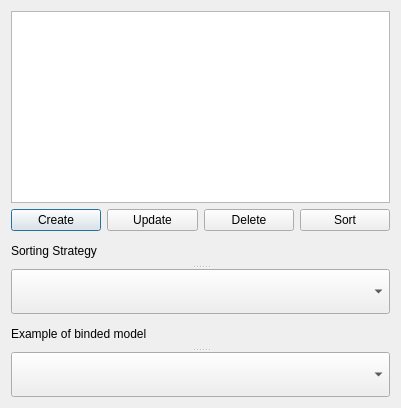
Old version of the form dialog.ui in the repository VeskeR/kpz-lab-4.
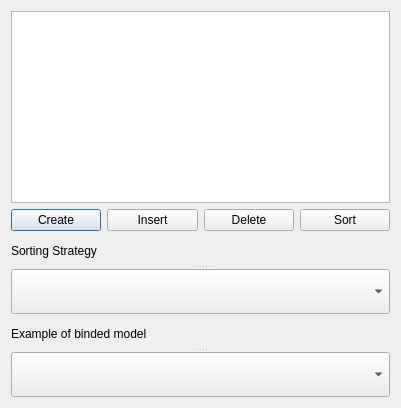
New version of the form.

Diff of the .ui file:
```diff
--- a/dialog.ui
+++ b/dialog.ui
@@ -29,7 +29,7 @@
      <item>
       <widget class="QPushButton" name="pushButton_3">
        <property name="text">
-        <string>Update</string>
+        <string>Insert</string>
        </property>
       </widget>
      </item>
```
